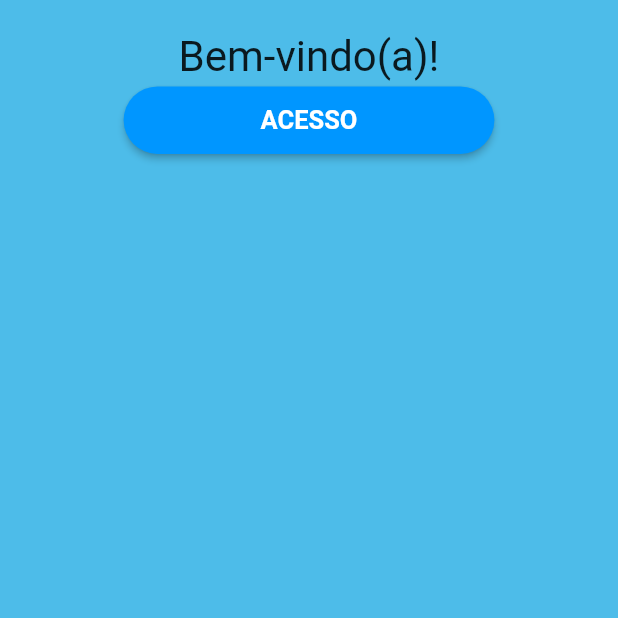
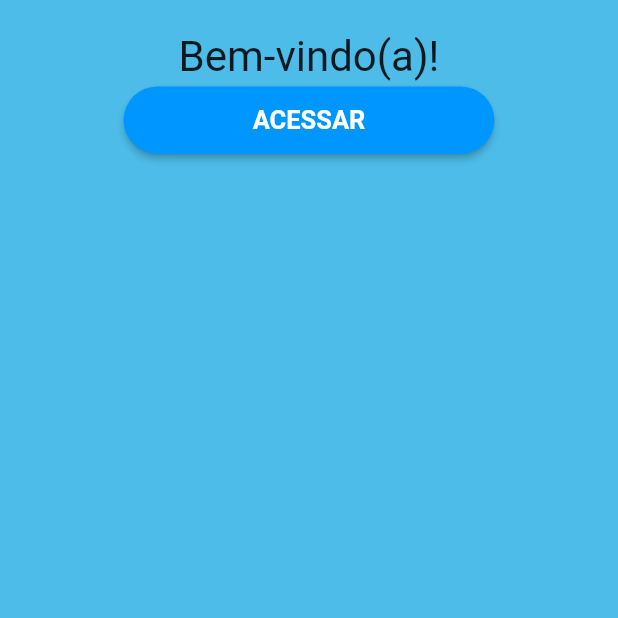
Before and after one commit to Gustavo632a/TCC, a Flutter app: the screen it shows after launch, on a phone screen of 412 x 824 dp, the part 561-1179 px from its top. Run offline on Flutter 3.47's test engine with Material 2 defaults, Android fonts, the light colour scheme and no system bars; our stand-ins replace get, get_storage; missing offline and left inert: validatorless; Roboto replaces fonts that are missing (mplus1).

Commit message:
Update splash_page.dart

```diff
--- a/lib/App/modules/splash/splash_page.dart
+++ b/lib/App/modules/splash/splash_page.dart
@@ -31,7 +31,7 @@ class SplashPage extends StatelessWidget {
                   height: 60,
                 ),
                 ChangeButton(
-                label: 'ACESSO',
+                label: 'ACESSAR',
                 width: context.widthTransformer(reducedBy: 40),
                 height: 45,
                 onPressed: () {
```
